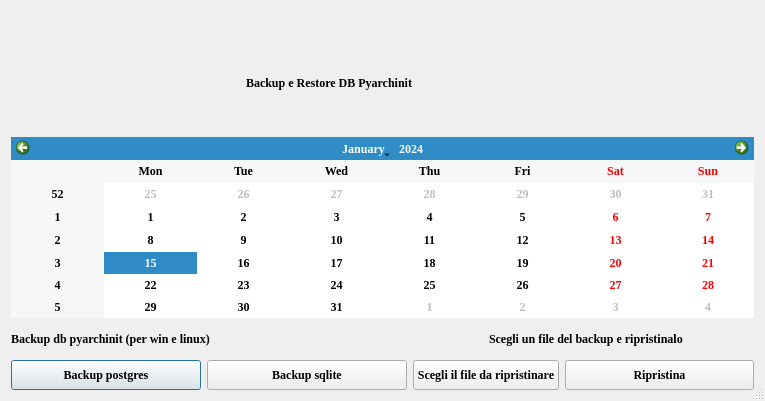
The window that gui/ui/dbmanagment.ui (pyarchinit/pyarchinit) describes before a commit, drawn with Qt 5.
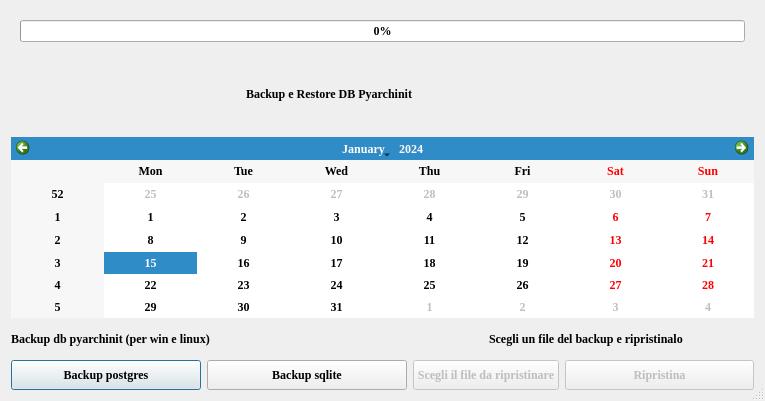
The same window after the commit.

Commit message: update layout dialog #99

Diff of the .ui file:
```diff
--- a/gui/ui/dbmanagment.ui
+++ b/gui/ui/dbmanagment.ui
@@ -33,8 +33,16 @@
    <item row="0" column="0">
     <layout class="QGridLayout" name="gridLayout_2">
      <item row="0" column="0" colspan="5">
-      <widget class="QWidget" name="" native="true">
-       <layout class="QGridLayout" name="gridLayout"/>
+      <widget class="QWidget" name="widget" native="true">
+       <layout class="QGridLayout" name="gridLayout">
+        <item row="0" column="0">
+         <widget class="QProgressBar" name="progressBar_db">
+          <property name="value">
+           <number>0</number>
+          </property>
+         </widget>
+        </item>
+       </layout>
       </widget>
      </item>
      <item row="1" column="1" colspan="2">
@@ -147,6 +155,9 @@
      </item>
      <item row="4" column="2" colspan="2">
       <widget class="QPushButton" name="upload">
+       <property name="enabled">
+        <bool>false</bool>
+       </property>
        <property name="sizePolicy">
         <sizepolicy hsizetype="Expanding" vsizetype="Expanding">
          <horstretch>0</horstretch>
@@ -166,6 +177,9 @@
      </item>
      <item row="4" column="4">
       <widget class="QPushButton" name="restore">
+       <property name="enabled">
+        <bool>false</bool>
+       </property>
        <property name="sizePolicy">
         <sizepolicy hsizetype="Expanding" vsizetype="Expanding">
          <horstretch>0</horstretch>
```
